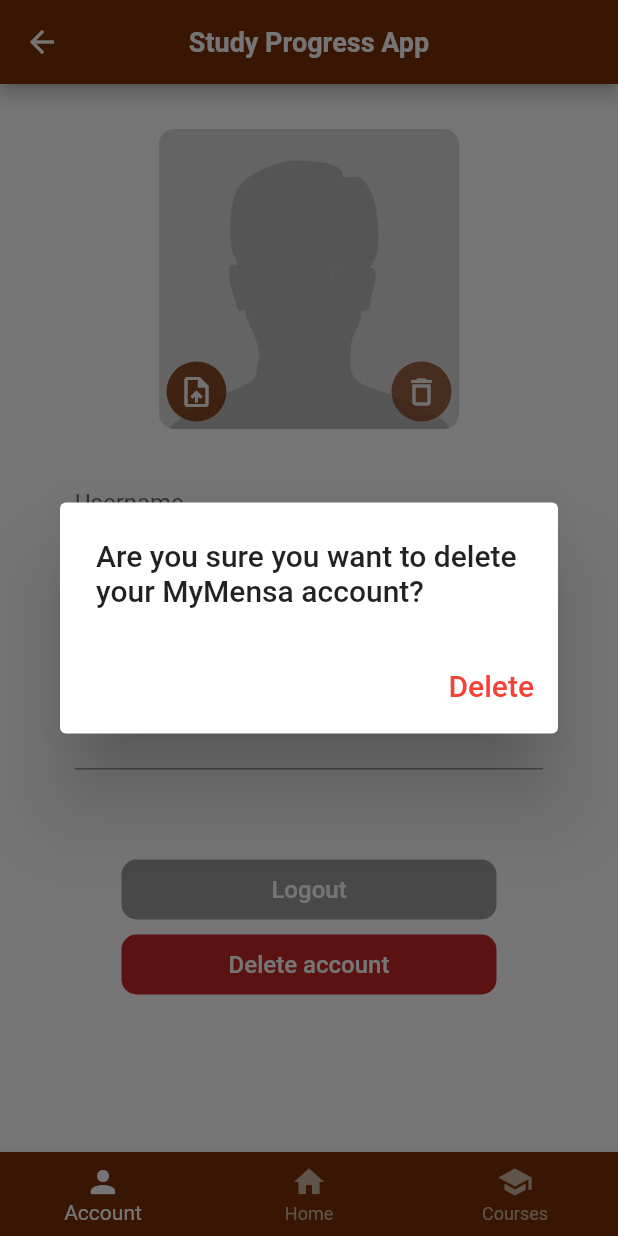
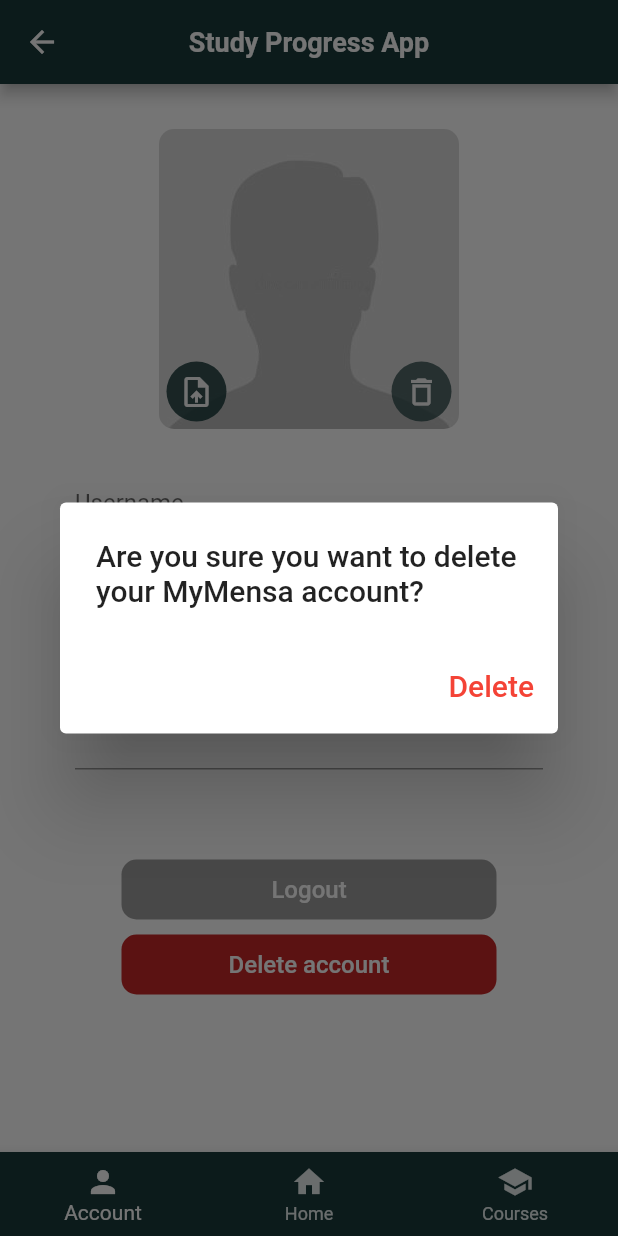
Before and after one commit to EliasReutelsterz/spa, a Flutter app: the RootWidget screen opened by its route, after a tap on "Delete account", on a phone screen of 412 x 824 dp. Run offline on Flutter 3.47's test engine with Material 2 defaults, Android fonts, the phone set to English and light mode, and no system bars; our stand-ins replace auto_route, bloc, cloud_firestore, dartz, firebase_auth, firebase_core and 4 more; accounts and stored records are empty; network calls fail; Roboto replaces fonts that are missing (Rubik).

Commit message:
front end courses

```diff
--- a/lib/core/data.dart
+++ b/lib/core/data.dart
@@ -1,5 +1,3 @@
-import 'package:flutter/material.dart';
-
 class Data {
   List<String> getSemesterList() {
     List<String> semesters = [
--- a/lib/domain/general_domain/usecases/general_usecases.dart
+++ b/lib/domain/general_domain/usecases/general_usecases.dart
@@ -1,3 +1,4 @@
+import 'package:improsso/core/data.dart';
 import 'package:improsso/domain/general_domain/entities/completed_course_entitiy.dart';
 import 'package:improsso/domain/general_domain/entities/general_course_entity.dart';
 
@@ -14,4 +15,23 @@ class GeneralUsecases {
     }
     return helperCourses;
   }
+
+  Map<String, List<String>> getSemestersOfCompletedCourses(
+      Map<String, CompletedCourseEntity> courses) {
+    Map<String, List<String>> output = {};
+    for (String key in courses.keys) {
+      if (!output.containsKey(courses[key]!.semester)) {
+        output[courses[key]!.semester] = [key];
+      } else {
+        output[courses[key]!.semester]!.add(key);
+      }
+    }
+    Data data = Data();
+    List<String> semesterList = data.getSemesterList();
+    Map.fromEntries(output.entries.toList()
+      ..sort((e1, e2) => semesterList
+          .indexOf(e1.key)
+          .compareTo(semesterList.indexOf(e2.key))));
+    return output;
+  }
 }
--- a/lib/presentation/courses/buttons/add_course_button.dart
+++ b/lib/presentation/courses/buttons/add_course_button.dart
@@ -28,7 +28,11 @@ class AddCourseButton extends StatelessWidget {
                       generalUsecases.getListForAddCourses(
                           studiesState.courses, completedCoursesState.courses);
                   return TextButton(
-                    child: const Text("Add Course"),
+                    style: TextButton.styleFrom(
+                        backgroundColor:
+                            Theme.of(context).colorScheme.secondary),
+                    child: Text("Add Course",
+                        style: Theme.of(context).textTheme.headline1),
                     onPressed: () {
                       showDialog(
                           context: context,
--- a/lib/presentation/courses/buttons/delete_course_button.dart
+++ b/lib/presentation/courses/buttons/delete_course_button.dart
@@ -18,7 +18,10 @@ class DeleteCourseButton extends StatelessWidget {
             if (observerState is ObserverSuccess &&
                 completedCoursesState is CompletedCoursesSuccess) {
               return TextButton(
-                child: const Text("Delete Course"),
+                style: TextButton.styleFrom(
+                    backgroundColor: Theme.of(context).colorScheme.secondary),
+                child: Text("Delete Course",
+                    style: Theme.of(context).textTheme.headline1),
                 onPressed: () {
                   showDialog(
                       context: context,
--- a/lib/presentation/courses/courses.dart
+++ b/lib/presentation/courses/courses.dart
@@ -2,7 +2,7 @@ import 'package:flutter/material.dart';
 import 'package:improsso/presentation/courses/buttons/add_course_button.dart';
 import 'package:improsso/presentation/courses/buttons/delete_course_button.dart';
 import 'package:improsso/presentation/courses/widgets/current_studies.dart';
-import 'package:improsso/presentation/courses/widgets/test_for_completed_courses.dart';
+import 'package:improsso/presentation/courses/widgets/table_completed_courses.dart';
 
 class Courses extends StatelessWidget {
   const Courses({Key? key}) : super(key: key);
@@ -12,13 +12,22 @@ class Courses extends StatelessWidget {
     return Scaffold(
       body: SingleChildScrollView(
         physics: const BouncingScrollPhysics(),
-        child: Column(
-          children: const [
-            CurrentStudies(),
-            AddCourseButton(),
-            DeleteCourseButton(),
-            TestForCompletedCourses(),
-          ],
+        child: Padding(
+          padding: const EdgeInsets.symmetric(horizontal: 20),
+          child: Column(
+            children: [
+              const SizedBox(height: 20),
+              const CurrentStudies(),
+              const SizedBox(height: 20),
+              Row(mainAxisAlignment: MainAxisAlignment.center, children: const [
+                AddCourseButton(),
+                SizedBox(width: 40),
+                DeleteCourseButton(),
+              ]),
+              const SizedBox(height: 20),
+              const TableCompletedCourses(),
+            ],
+          ),
         ),
       ),
     );
--- a/lib/presentation/courses/widgets/current_studies.dart
+++ b/lib/presentation/courses/widgets/current_studies.dart
@@ -1,4 +1,5 @@
 import 'package:flutter/cupertino.dart';
+import 'package:flutter/material.dart';
 import 'package:flutter_bloc/flutter_bloc.dart';
 import 'package:improsso/application/user/observer_bloc/observer_bloc.dart';
 import 'package:improsso/application/user/studies_bloc/studies_bloc.dart';
@@ -14,8 +15,14 @@ class CurrentStudies extends StatelessWidget {
           builder: (context, observerState) {
             if (studiesState is StudiesSuccess &&
                 observerState is ObserverSuccess) {
-              return Text(
-                  "Your current studies: ${studiesState.programs[observerState.userEntity.currentProgramId]!.name} at ${studiesState.universities[observerState.userEntity.currentUniversityId]!.name}");
+              return Align(
+                alignment: Alignment.center,
+                child: Text(
+                  "${studiesState.programs[observerState.userEntity.currentProgramId]!.name}\n at ${studiesState.universities[observerState.userEntity.currentUniversityId]!.name}",
+                  style: Theme.of(context).textTheme.headline2,
+                  textAlign: TextAlign.center,
+                ),
+              );
             } else {
               return const Placeholder();
             }
--- /dev/null
+++ b/lib/presentation/courses/widgets/table_completed_courses.dart
@@ -0,0 +1,57 @@
+import 'package:flutter/material.dart';
+import 'package:flutter_bloc/flutter_bloc.dart';
+import 'package:improsso/application/user/completedCourses_bloc/completed_courses_bloc.dart';
+import 'package:improsso/domain/general_domain/usecases/general_usecases.dart';
+
+class TableCompletedCourses extends StatelessWidget {
+  const TableCompletedCourses({Key? key}) : super(key: key);
+
+  @override
+  Widget build(BuildContext context) {
+    return BlocBuilder<CompletedCoursesBloc, CompletedCoursesState>(
+      builder: (context, completedCoursesState) {
+        if (completedCoursesState is CompletedCoursesSuccess) {
+          GeneralUsecases generalUsecases = GeneralUsecases();
+          Map<String, List<String>> semestersMap = generalUsecases
+              .getSemestersOfCompletedCourses(completedCoursesState.courses);
+          List<Widget> semesterWidgets = [];
+          for (String semester in semestersMap.keys) {
+            List<Widget> courseWidgets = [];
+            for (String courseId in semestersMap[semester]!) {
+              courseWidgets.add(Padding(
+                padding: const EdgeInsets.symmetric(horizontal: 10),
+                child: Row(
+                  children: [
+                    Text(completedCoursesState.courses[courseId]!.name)
+                  ],
+                ),
+              ));
+            }
+            semesterWidgets.add(
+              Container(
+                decoration: BoxDecoration(
+                    borderRadius: const BorderRadius.all(Radius.circular(10)),
+                    color: Theme.of(context).colorScheme.tertiary),
+                child: Column(
+                  children: [
+                    const SizedBox(height: 10),
+                    Text("${semester}"),
+                    const SizedBox(height: 10)
+                  ]
+                    ..addAll(courseWidgets)
+                    ..add(const SizedBox(height: 10)),
+                ),
+              ),
+            );
+            semesterWidgets.add(const SizedBox(height: 20));
+          }
+          return Column(
+            children: semesterWidgets,
+          );
+        } else {
+          return const Placeholder();
+        }
+      },
+    );
+  }
+}
--- a/lib/presentation/courses/widgets/test_for_completed_courses.dart
+++ /dev/null
@@ -1,28 +0,0 @@
-import 'package:flutter/cupertino.dart';
-import 'package:flutter/src/foundation/key.dart';
-import 'package:flutter/src/widgets/framework.dart';
-import 'package:flutter_bloc/flutter_bloc.dart';
-import 'package:improsso/application/user/completedCourses_bloc/completed_courses_bloc.dart';
-
-class TestForCompletedCourses extends StatelessWidget {
-  const TestForCompletedCourses({Key? key}) : super(key: key);
-
-  @override
-  Widget build(BuildContext context) {
-    return BlocBuilder<CompletedCoursesBloc, CompletedCoursesState>(
-      builder: (context, completedCoursesState) {
-        if (completedCoursesState is CompletedCoursesSuccess) {
-          List<Widget> list = [];
-          for (String course in completedCoursesState.courses.keys) {
-            list.add(Text(completedCoursesState.courses[course]!.name));
-          }
-          return Column(
-            children: list,
-          );
-        } else {
-          return Placeholder();
-        }
-      },
-    );
-  }
-}
--- a/lib/theme.dart
+++ b/lib/theme.dart
@@ -3,15 +3,15 @@ import 'package:flutter/material.dart';
 class AppTheme {
   AppTheme._();
 
-  static const Color _bottomAppBarColor = Color(0xff7D3108);
-  static const Color _appBarColor = Color(0xff7D3108);
+  static const Color _bottomAppBarColor = Color(0xff1A3A3A);
+  static const Color _appBarColor = Color(0xff1A3A3A);
   static const Color _scaffoldBackgroundCoor = Colors.white;
-  static const Color _primary = Color(0xff7D3108);
-  static const Color _secondary = Color(0xffF6A579);
-  static const Color _tertiary = Color.fromARGB(255, 206, 182, 159);
+  static const Color _primary = Color(0xff1A3A3A);
+  static const Color _secondary = Color.fromARGB(255, 243, 186, 156);
+  static const Color _tertiary = Color.fromARGB(255, 230, 238, 238);
   static const Color _onPrimary = Colors.white;
   static const Color _primaryTextColor = Colors.white;
-  static const Color _secondaryTextColor = Color(0xff7D3108);
+  static const Color _secondaryTextColor = Colors.black;
   static const Color _iconColor = Colors.white;
 
   static const TextStyle _headingText1 = TextStyle(
```
